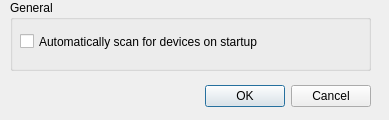
Above: dialogsettings.ui from smithrosser/lbl-tools before the change. Below: the same form after it.
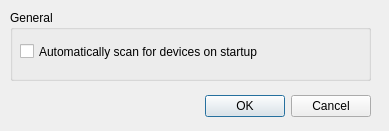
That is the form after the change.

```diff
--- a/dialogsettings.ui
+++ b/dialogsettings.ui
@@ -7,7 +7,7 @@
     <x>0</x>
     <y>0</y>
     <width>389</width>
-    <height>120</height>
+    <height>131</height>
    </rect>
   </property>
   <property name="windowTitle">
@@ -17,7 +17,7 @@
    <property name="geometry">
     <rect>
      <x>40</x>
-     <y>80</y>
+     <y>90</y>
      <width>331</width>
      <height>32</height>
     </rect>
@@ -33,7 +33,7 @@
    <property name="geometry">
     <rect>
      <x>10</x>
-     <y>0</y>
+     <y>10</y>
      <width>361</width>
      <height>71</height>
     </rect>
```
